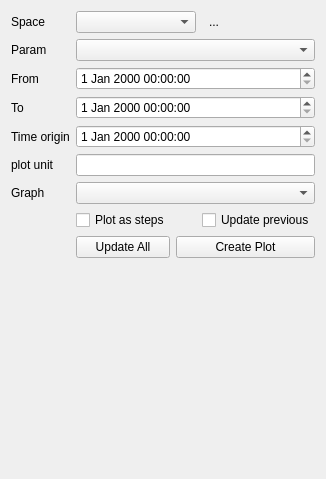
MonroeQuantumNetworks/IonControl, file ui/InstrumentLoggerQueryUi.ui: the form before one commit.
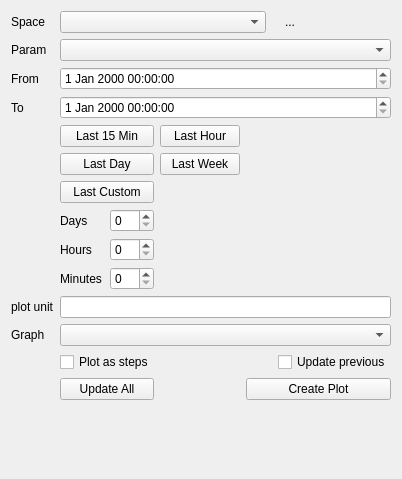
The form after the commit. Icons and pictures are not drawn.

Commit message: Added buttons to allow quickly plotting common date ranges

```diff
--- a/ui/InstrumentLoggerQueryUi.ui
+++ b/ui/InstrumentLoggerQueryUi.ui
@@ -6,7 +6,7 @@
    <rect>
     <x>0</x>
     <y>0</y>
-    <width>293</width>
+    <width>371</width>
     <height>479</height>
    </rect>
   </property>
@@ -14,41 +14,121 @@
    <string>Form</string>
   </property>
   <layout class="QGridLayout" name="gridLayout">
+   <item row="3" column="1" colspan="5">
+    <widget class="QDateTimeEdit" name="dateTimeEditTo"/>
+   </item>
+   <item row="8" column="1">
+    <layout class="QHBoxLayout" name="horizontalLayout">
+     <item>
+      <widget class="QLabel" name="label_6">
+       <property name="text">
+        <string>Days</string>
+       </property>
+      </widget>
+     </item>
+     <item>
+      <widget class="QSpinBox" name="spinBoxCustomDays"/>
+     </item>
+    </layout>
+   </item>
+   <item row="6" column="1">
+    <widget class="QPushButton" name="pushButtonLastDay">
+     <property name="text">
+      <string>Last Day</string>
+     </property>
+    </widget>
+   </item>
    <item row="7" column="1">
+    <widget class="QPushButton" name="pushButtonLastCustom">
+     <property name="text">
+      <string>Last Custom</string>
+     </property>
+    </widget>
+   </item>
+   <item row="5" column="2">
+    <widget class="QPushButton" name="pushButtonLastHour">
+     <property name="text">
+      <string>Last Hour</string>
+     </property>
+    </widget>
+   </item>
+   <item row="5" column="1">
+    <widget class="QPushButton" name="pushButtonLast15Min">
+     <property name="text">
+      <string>Last 15 Min</string>
+     </property>
+    </widget>
+   </item>
+   <item row="0" column="0">
+    <widget class="QLabel" name="label_7">
+     <property name="text">
+      <string>Space</string>
+     </property>
+    </widget>
+   </item>
+   <item row="6" column="2">
+    <widget class="QPushButton" name="pushButtonLastWeek">
+     <property name="text">
+      <string>Last Week</string>
+     </property>
+    </widget>
+   </item>
+   <item row="0" column="5">
+    <widget class="QToolButton" name="toolButtonRefresh">
+     <property name="text">
+      <string>...</string>
+     </property>
+     <property name="icon">
+      <iconset resource="Experiment.qrc">
+       <normaloff>:/openicon/icons/view-refresh-7.png</normaloff>:/openicon/icons/view-refresh-7.png</iconset>
+     </property>
+     <property name="autoRaise">
+      <bool>true</bool>
+     </property>
+    </widget>
+   </item>
+   <item row="1" column="1" colspan="5">
+    <widget class="QComboBox" name="comboBoxParam">
+     <property name="maxVisibleItems">
+      <number>1000</number>
+     </property>
+    </widget>
+   </item>
+   <item row="13" column="1">
     <widget class="QCheckBox" name="checkBoxSteps">
      <property name="text">
       <string>Plot as steps</string>
      </property>
     </widget>
    </item>
-   <item row="9" column="2" colspan="2">
+   <item row="15" column="3" colspan="3">
     <widget class="QPushButton" name="pushButtonCreatePlot">
      <property name="text">
       <string>Create Plot</string>
      </property>
     </widget>
    </item>
-   <item row="6" column="1" colspan="3">
+   <item row="12" column="1" colspan="5">
     <widget class="QComboBox" name="comboBoxPlotName"/>
    </item>
-   <item row="6" column="0">
+   <item row="12" column="0">
     <widget class="QLabel" name="label_4">
      <property name="text">
       <string>Graph</string>
      </property>
     </widget>
    </item>
-   <item row="5" column="1" colspan="3">
+   <item row="11" column="1" colspan="5">
     <widget class="QLineEdit" name="lineEditPlotUnit"/>
    </item>
-   <item row="5" column="0">
+   <item row="11" column="0">
     <widget class="QLabel" name="label_5">
      <property name="text">
       <string>plot unit</string>
      </property>
     </widget>
    </item>
-   <item row="11" column="2">
+   <item row="17" column="3">
     <spacer name="verticalSpacer">
      <property name="orientation">
       <enum>Qt::Vertical</enum>
@@ -75,7 +155,7 @@
      </property>
     </widget>
    </item>
-   <item row="2" column="1" colspan="3">
+   <item row="2" column="1" colspan="5">
     <widget class="QDateTimeEdit" name="dateTimeEditFrom"/>
    </item>
    <item row="3" column="0">
@@ -85,64 +165,51 @@
      </property>
     </widget>
    </item>
-   <item row="3" column="1" colspan="3">
-    <widget class="QDateTimeEdit" name="dateTimeEditTo"/>
-   </item>
-   <item row="4" column="0">
-    <widget class="QLabel" name="label_6">
-     <property name="text">
-      <string>Time origin</string>
-     </property>
-    </widget>
-   </item>
-   <item row="4" column="1" colspan="3">
-    <widget class="QDateTimeEdit" name="dateTimeEditOrigin"/>
-   </item>
-   <item row="0" column="1" colspan="2">
+   <item row="0" column="1" colspan="3">
     <widget class="QComboBox" name="comboBoxSpace"/>
    </item>
-   <item row="0" column="3">
-    <widget class="QToolButton" name="toolButtonRefresh">
-     <property name="text">
-      <string>...</string>
-     </property>
-     <property name="icon">
-      <iconset resource="Experiment.qrc">
-       <normaloff>:/openicon/icons/view-refresh-7.png</normaloff>:/openicon/icons/view-refresh-7.png</iconset>
-     </property>
-     <property name="autoRaise">
-      <bool>true</bool>
-     </property>
-    </widget>
-   </item>
-   <item row="1" column="1" colspan="3">
-    <widget class="QComboBox" name="comboBoxParam">
-     <property name="maxVisibleItems">
-      <number>1000</number>
-     </property>
-    </widget>
-   </item>
-   <item row="0" column="0">
-    <widget class="QLabel" name="label_7">
-     <property name="text">
-      <string>Space</string>
-     </property>
-    </widget>
-   </item>
-   <item row="7" column="3">
+   <item row="13" column="5">
     <widget class="QCheckBox" name="checkBoxUpdatePrevious">
      <property name="text">
       <string>Update previous</string>
      </property>
     </widget>
    </item>
-   <item row="9" column="1">
+   <item row="15" column="1">
     <widget class="QPushButton" name="pushButtonUpdateAll">
      <property name="text">
       <string>Update All</string>
      </property>
     </widget>
    </item>
+   <item row="10" column="1">
+    <layout class="QHBoxLayout" name="horizontalLayout_2">
+     <item>
+      <widget class="QLabel" name="label_8">
+       <property name="text">
+        <string>Minutes</string>
+       </property>
+      </widget>
+     </item>
+     <item>
+      <widget class="QSpinBox" name="spinBoxCustomMinutes"/>
+     </item>
+    </layout>
+   </item>
+   <item row="9" column="1">
+    <layout class="QHBoxLayout" name="horizontalLayout_5">
+     <item>
+      <widget class="QLabel" name="label_9">
+       <property name="text">
+        <string>Hours</string>
+       </property>
+      </widget>
+     </item>
+     <item>
+      <widget class="QSpinBox" name="spinBoxCustomHours"/>
+     </item>
+    </layout>
+   </item>
   </layout>
  </widget>
  <resources>
```
The commit also changes 1 other file.
